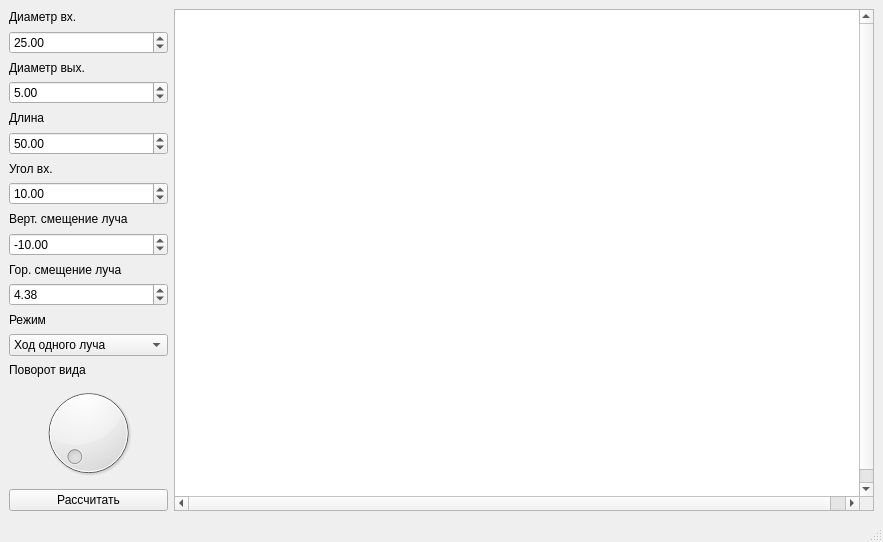
First picture: the form in mainwindow.ui, repository cool-palace/Focon, before the edit.
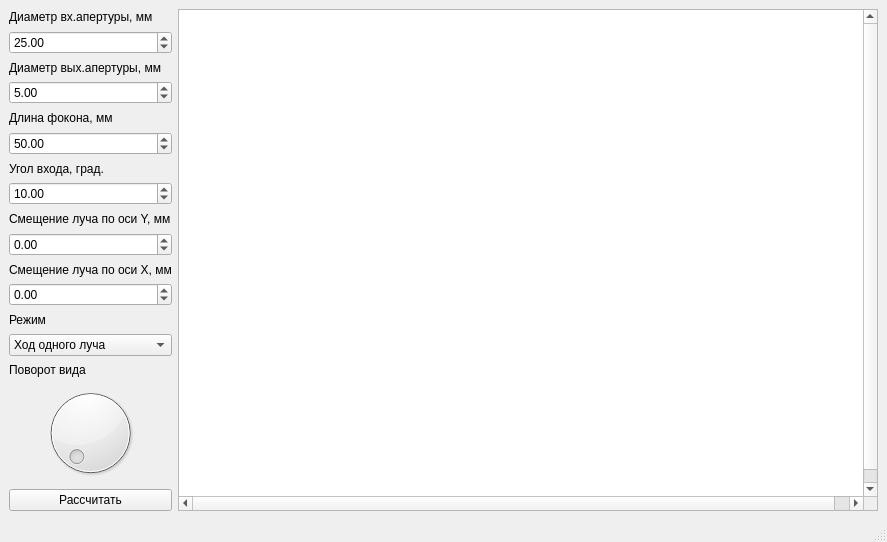
Second picture: the form after the edit.

Patch:
```diff
--- a/mainwindow.ui
+++ b/mainwindow.ui
@@ -6,7 +6,7 @@
    <rect>
     <x>0</x>
     <y>0</y>
-    <width>836</width>
+    <width>872</width>
     <height>542</height>
    </rect>
   </property>
@@ -22,7 +22,7 @@
         <item>
          <widget class="QLabel" name="label_d_in">
           <property name="text">
-           <string>Диаметр вх.</string>
+           <string>Диаметр вх.апертуры, мм</string>
           </property>
          </widget>
         </item>
@@ -45,7 +45,7 @@
         <item>
          <widget class="QLabel" name="label_d_out">
           <property name="text">
-           <string>Диаметр вых.</string>
+           <string>Диаметр вых.апертуры, мм</string>
           </property>
          </widget>
         </item>
@@ -68,7 +68,7 @@
         <item>
          <widget class="QLabel" name="label_length">
           <property name="text">
-           <string>Длина</string>
+           <string>Длина фокона, мм</string>
           </property>
          </widget>
         </item>
@@ -88,7 +88,7 @@
         <item>
          <widget class="QLabel" name="label_angle">
           <property name="text">
-           <string>Угол вх.</string>
+           <string>Угол входа, град.</string>
           </property>
          </widget>
         </item>
@@ -111,7 +111,7 @@
         <item>
          <widget class="QLabel" name="label_height">
           <property name="text">
-           <string>Верт. смещение луча</string>
+           <string>Смещение луча по оси Y, мм</string>
           </property>
          </widget>
         </item>
@@ -124,14 +124,14 @@
            <double>0.500000000000000</double>
           </property>
           <property name="value">
-           <double>-10.000000000000000</double>
+           <double>0.000000000000000</double>
           </property>
          </widget>
         </item>
         <item>
          <widget class="QLabel" name="label_offset">
           <property name="text">
-           <string>Гор. смещение луча</string>
+           <string>Смещение луча по оси X, мм</string>
           </property>
          </widget>
         </item>
@@ -144,7 +144,7 @@
            <double>0.500000000000000</double>
           </property>
           <property name="value">
-           <double>4.380000000000000</double>
+           <double>0.000000000000000</double>
           </property>
          </widget>
         </item>
```
Left out of the diff: 17 changed lines with no effect on the pictures.
